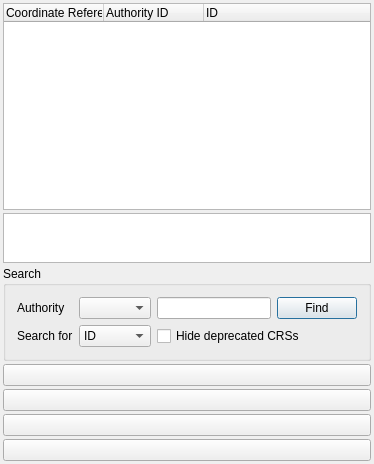
The window that qgis/src/ui/qgsprojectionselectorbase.ui (sourcepole/qgis) describes before a commit, drawn with Qt 5.
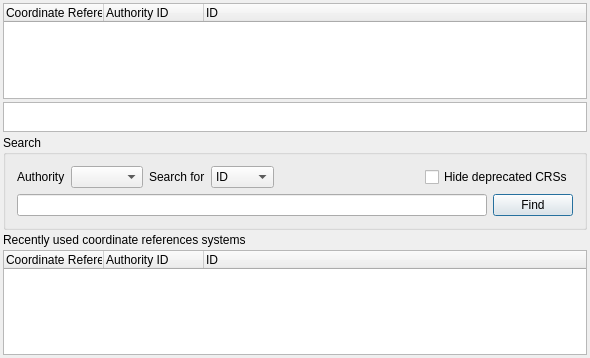
The same window after the commit. Icons and pictures are not drawn.

Commit message: use list instead of buttons for popular/recent projections

Diff of the .ui file:
```diff
--- a/qgis/src/ui/qgsprojectionselectorbase.ui
+++ b/qgis/src/ui/qgsprojectionselectorbase.ui
@@ -6,8 +6,8 @@
    <rect>
     <x>0</x>
     <y>0</y>
-    <width>374</width>
-    <height>464</height>
+    <width>590</width>
+    <height>358</height>
    </rect>
   </property>
   <property name="sizePolicy">
@@ -65,18 +65,6 @@
      </property>
     </widget>
    </item>
-   <item row="3" column="0">
-    <widget class="QPushButton" name="pbnPopular1"/>
-   </item>
-   <item row="4" column="0">
-    <widget class="QPushButton" name="pbnPopular2"/>
-   </item>
-   <item row="5" column="0">
-    <widget class="QPushButton" name="pbnPopular3"/>
-   </item>
-   <item row="6" column="0">
-    <widget class="QPushButton" name="pbnPopular4"/>
-   </item>
    <item row="0" column="0">
     <widget class="QTreeWidget" name="lstCoordinateSystems">
      <property name="alternatingRowColors">
@@ -116,42 +104,68 @@
      <property name="title">
       <string>Search</string>
      </property>
-     <layout class="QGridLayout">
-      <item row="1" column="1">
-       <widget class="QComboBox" name="cbxMode">
+     <layout class="QVBoxLayout" name="verticalLayout">
         <item>
-         <property name="text">
-          <string>ID</string>
-         </property>
-        </item>
+       <layout class="QHBoxLayout" name="horizontalLayout_2">
         <item>
-         <property name="text">
-          <string>Name</string>
-         </property>
-        </item>
-       </widget>
-      </item>
-      <item row="0" column="0">
        <widget class="QLabel" name="label">
         <property name="text">
          <string>Authority</string>
         </property>
        </widget>
       </item>
-      <item row="0" column="1">
+        <item>
        <widget class="QComboBox" name="cbxAuthority"/>
       </item>
-      <item row="1" column="0">
+        <item>
        <widget class="QLabel" name="label_2">
         <property name="text">
          <string>Search for</string>
         </property>
        </widget>
       </item>
-      <item row="0" column="2">
+        <item>
+         <widget class="QComboBox" name="cbxMode">
+          <item>
+           <property name="text">
+            <string>ID</string>
+           </property>
+          </item>
+          <item>
+           <property name="text">
+            <string>Name</string>
+           </property>
+          </item>
+         </widget>
+        </item>
+        <item>
+         <spacer name="horizontalSpacer">
+          <property name="orientation">
+           <enum>Qt::Horizontal</enum>
+          </property>
+          <property name="sizeHint" stdset="0">
+           <size>
+            <width>40</width>
+            <height>20</height>
+           </size>
+          </property>
+         </spacer>
+        </item>
+        <item>
+         <widget class="QCheckBox" name="cbxHideDeprecated">
+          <property name="text">
+           <string>Hide deprecated CRSs</string>
+          </property>
+         </widget>
+        </item>
+       </layout>
+      </item>
+      <item>
+       <layout class="QHBoxLayout" name="horizontalLayout">
+        <item>
        <widget class="QLineEdit" name="leSearch"/>
       </item>
-      <item row="0" column="3">
+        <item>
        <widget class="QPushButton" name="pbnFind">
         <property name="maximumSize">
          <size>
@@ -167,14 +181,65 @@
         </property>
        </widget>
       </item>
-      <item row="1" column="2" colspan="2">
-       <widget class="QCheckBox" name="cbxHideDeprecated">
+       </layout>
+      </item>
+     </layout>
+    </widget>
+   </item>
+   <item row="3" column="0">
+    <widget class="QLabel" name="label_3">
         <property name="text">
-         <string>Hide deprecated CRSs</string>
+      <string>Recently used coordinate references systems</string>
         </property>
        </widget>
       </item>
-     </layout>
+   <item row="4" column="0">
+    <widget class="QTreeWidget" name="lstRecent">
+     <property name="sizePolicy">
+      <sizepolicy hsizetype="Expanding" vsizetype="Fixed">
+       <horstretch>0</horstretch>
+       <verstretch>0</verstretch>
+      </sizepolicy>
+     </property>
+     <property name="minimumSize">
+      <size>
+       <width>0</width>
+       <height>105</height>
+      </size>
+     </property>
+     <property name="maximumSize">
+      <size>
+       <width>16777215</width>
+       <height>105</height>
+      </size>
+     </property>
+     <property name="alternatingRowColors">
+      <bool>true</bool>
+     </property>
+     <property name="rootIsDecorated">
+      <bool>false</bool>
+     </property>
+     <property name="uniformRowHeights">
+      <bool>true</bool>
+     </property>
+     <property name="columnCount">
+      <number>3</number>
+     </property>
+     <column>
+      <property name="text">
+       <string>Coordinate Reference System</string>
+      </property>
+     </column>
+     <column>
+      <property name="text">
+       <string>Authority ID</string>
+      </property>
+     </column>
+     <column>
+      <property name="text">
+       <string>ID</string>
+      </property>
+     </column>
     </widget>
    </item>
   </layout>
```
Lines whose indentation alone changed are shown as unchanged. The commit also changes 2 other files.
